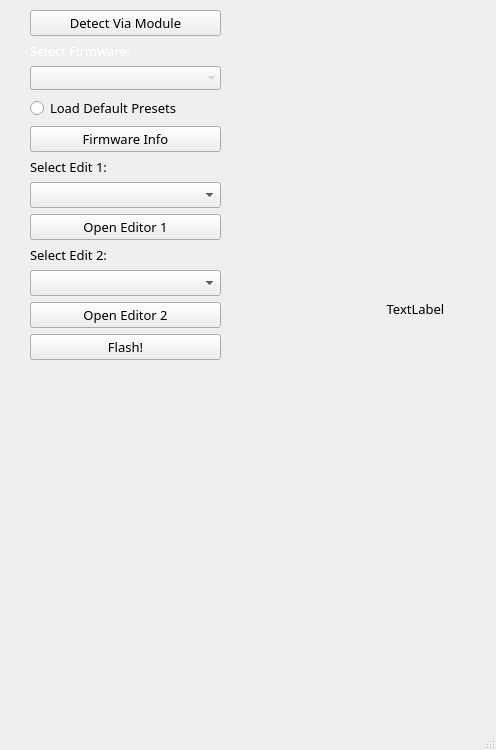
Above: mainwindow.ui from starlingcode/viaflash before the change. Below: the same form after it.
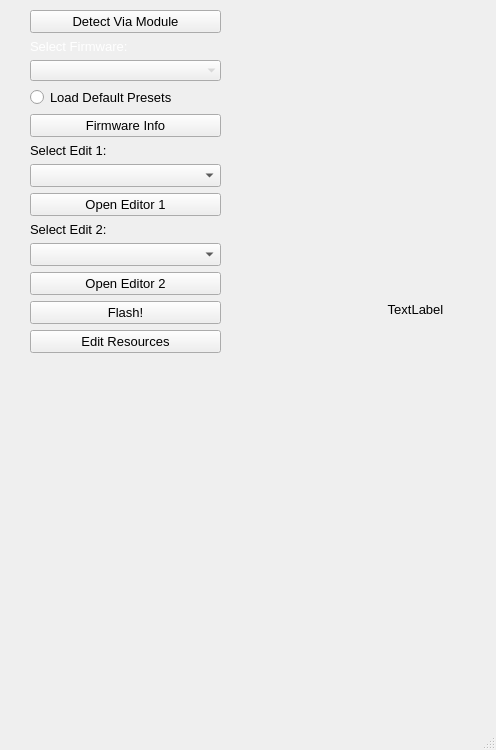
That is the form after the change.

Diff of the .ui file:
```diff
--- a/mainwindow.ui
+++ b/mainwindow.ui
@@ -24,7 +24,6 @@
   </property>
   <property name="font">
    <font>
-    <family>IBM Plex Sans</family>
     <pointsize>10</pointsize>
    </font>
   </property>
@@ -191,7 +190,6 @@
       <widget class="QRadioButton" name="loadDefaultButton">
        <property name="font">
         <font>
-         <family>IBM Plex Sans</family>
          <pointsize>10</pointsize>
         </font>
        </property>
@@ -263,6 +261,13 @@
        </property>
       </widget>
      </item>
+     <item>
+      <widget class="QPushButton" name="editResources">
+       <property name="text">
+        <string>Edit Resources</string>
+       </property>
+      </widget>
+     </item>
      <item>
       <spacer name="verticalSpacer">
        <property name="orientation">
```
